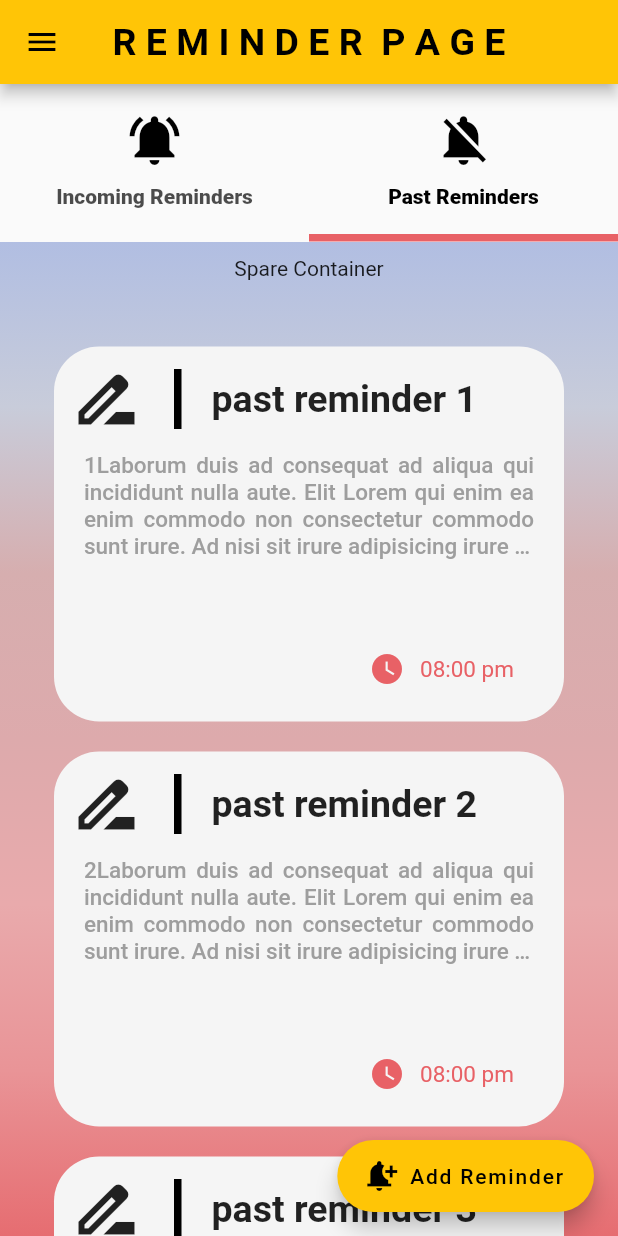
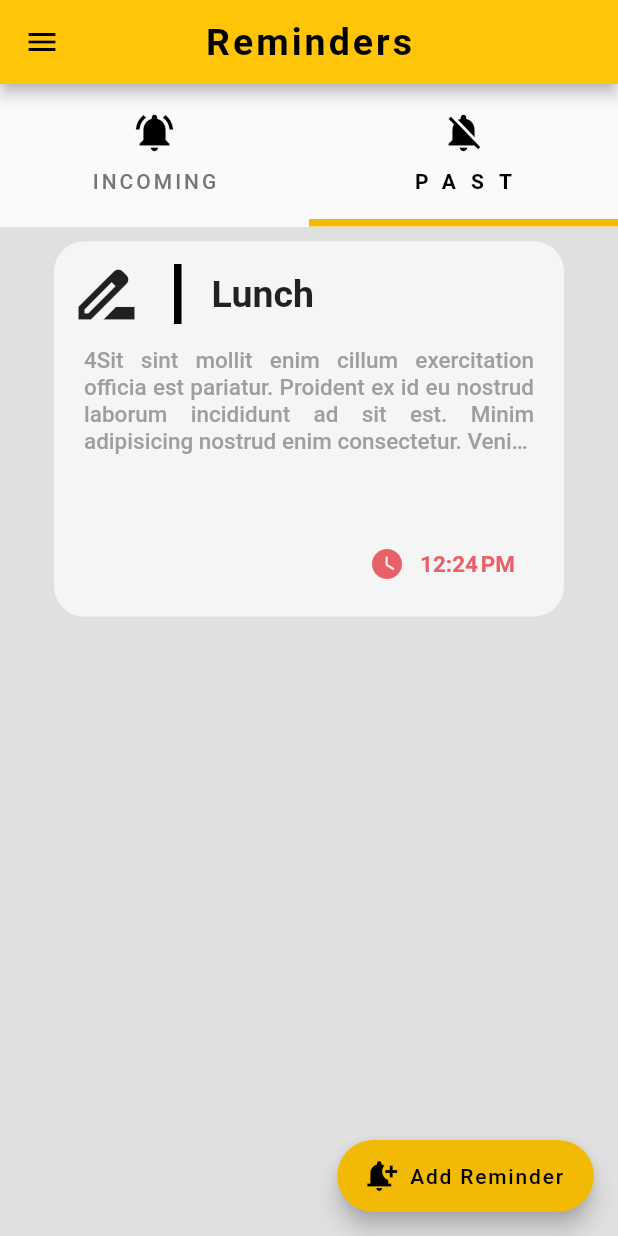
Before and after one commit to Guiaochino/ess-app, a Flutter app: the ReminderHomePage screen opened directly, tab 2 chosen, on a phone screen of 412 x 824 dp. Run offline on Flutter 3.47's test engine with Material 2 defaults, Android fonts, the light colour scheme and no system bars; drawn by our look-alikes of flutter_slidable; our stand-ins replace flutter_heatmap_calendar, flutter_speed_dial, group_button, hive_flutter, table_calendar; accounts and stored records are empty.

Commit message:
memory diary data fetch added design revisions code format and cleaning

```diff
--- /dev/null
+++ b/ess_app/lib/dataList/reminders.dart
@@ -0,0 +1,46 @@
+class Reminder{
+  final String reminderTitle;
+  final String reminderDateTime;
+  final bool reminderIsDone;
+  final String reminderDetails;
+
+  const Reminder({
+    required this.reminderTitle,
+    required this.reminderDateTime,
+    required this.reminderIsDone,
+    required this.reminderDetails,
+  });
+}
+
+const ReminderList = [
+  Reminder(
+    reminderTitle: 'Lunch',
+    reminderDateTime: '2022-12-22 12:24:00.000',
+    reminderIsDone: true,
+    reminderDetails: '4Sit sint mollit enim cillum exercitation officia est pariatur. Proident ex id eu nostrud laborum incididunt ad sit est. Minim adipisicing nostrud enim consectetur. Veniam consectetur officia veniam est elit ullamco. Sunt ut ullamco magna incididunt dolor deserunt dolore',
+  ),
+  Reminder(
+    reminderTitle: 'Breakfast',
+    reminderDateTime: '2022-12-19 08:00:00.000',
+    reminderIsDone: false,
+    reminderDetails: '4Sit sint mollit enim cillum exercitation officia est pariatur. Proident ex id eu nostrud laborum incididunt ad sit est. Minim adipisicing nostrud enim consectetur. Veniam consectetur officia veniam est elit ullamco. Sunt ut ullamco magna incididunt dolor deserunt dolore',
+  ),
+  Reminder(
+    reminderTitle: 'Dinner with fam',
+    reminderDateTime: '2022-12-17 06:00:00.000',
+    reminderIsDone: false,
+    reminderDetails: '4Sit sint mollit enim cillum exercitation officia est pariatur. Proident ex id eu nostrud laborum incididunt ad sit est. Minim adipisicing nostrud enim consectetur. Veniam consectetur officia veniam est elit ullamco. Sunt ut ullamco magna incididunt dolor deserunt dolore',
+  ),
+  Reminder(
+    reminderTitle: 'Maria Clara at Ibarra',
+    reminderDateTime: '2022-12-25 20:15:00.000',
+    reminderIsDone: false,
+    reminderDetails: '4Sit sint mollit enim cillum exercitation officia est pariatur. Proident ex id eu nostrud laborum incididunt ad sit est. Minim adipisicing nostrud enim consectetur. Veniam consectetur officia veniam est elit ullamco. Sunt ut ullamco magna incididunt dolor deserunt dolore',
+  ),
+  Reminder(
+    reminderTitle: 'Sleep',
+    reminderDateTime: '2022-12-24 22:00:00.000',
+    reminderIsDone: false,
+    reminderDetails: '4Sit sint mollit enim cillum exercitation officia est pariatur. Proident ex id eu nostrud laborum incididunt ad sit est. Minim adipisicing nostrud enim consectetur. Veniam consectetur officia veniam est elit ullamco. Sunt ut ullamco magna incididunt dolor deserunt dolore',
+  ),
+];
--- a/ess_app/lib/guardian/memory/memory_diary_tab.dart
+++ b/ess_app/lib/guardian/memory/memory_diary_tab.dart
@@ -39,10 +39,10 @@ class _MemoryDiaryTabState extends State<MemoryDiaryTab> {
                   }),
                 ),
               ),
-            )
+            ),
           ]
-        )
-      )
+        ),
+      ),
     );
   }
 }
--- a/ess_app/lib/guardian/memory/memory_home_page.dart
+++ b/ess_app/lib/guardian/memory/memory_home_page.dart
@@ -16,12 +16,12 @@ class MemoryHomePage extends StatelessWidget {
       child: Scaffold(
         appBar: AppBar(
           title: Text(
-              'Memory',
+              'Memories',
               style: TextStyle(
                 color: Colors.black,
                 fontWeight: FontWeight.w700,
                 fontSize: 25.0,
-                letterSpacing: 2.0
+                letterSpacing: 2.0,
               ),
             ),
           backgroundColor: Color.fromARGB(255, 255, 197, 6),
@@ -44,12 +44,10 @@ class MemoryHomePage extends StatelessWidget {
               ),
               label: 'Add Image',
               backgroundColor: Colors.grey[800],
-
               onTap: () {
                 Navigator.of(context).push(MaterialPageRoute(
                     builder: (context) => CreateEntryImage()));
               },
-              // onTap: () => add image function
             ),
             SpeedDialChild(
               child: Icon(Icons.note_add, color: Colors.white),
--- a/ess_app/lib/guardian/memory/memory_image_tab.dart
+++ b/ess_app/lib/guardian/memory/memory_image_tab.dart
@@ -24,10 +24,11 @@ class _MemoryImageTabState extends State<MemoryImageTab> {
         ),
         child: Column(
           children: [
+            SizedBox(height: 20.0),
             //container for gridview contents
             Expanded(
               child: Padding(
-                padding: const EdgeInsets.symmetric(horizontal: 10.0),
+                padding: const EdgeInsets.symmetric(horizontal: 20.0),
                 child: Container(
                   child: memories.isEmpty?
                     Column(
--- a/ess_app/lib/guardian/reminder/reminder_home.dart
+++ b/ess_app/lib/guardian/reminder/reminder_home.dart
@@ -1,6 +1,4 @@
 import "package:flutter/material.dart";
-import 'package:flutter_speed_dial/flutter_speed_dial.dart';
-
 import '../../widgets/main_drawer.dart';
 import '../create/create_entry_reminder.dart';
 import 'reminder_incoming_tab.dart';
@@ -16,8 +14,13 @@ class ReminderHomePage extends StatelessWidget {
       child: Scaffold(
         appBar: AppBar(
           title: Text(
-            'R E M I N D E R  P A G E',
-            style: TextStyle(fontSize: 25, fontWeight: FontWeight.bold),
+            'Reminders',
+            style: TextStyle(
+              color: Colors.black,
+              fontWeight: FontWeight.w700,
+              fontSize: 25.0,
+              letterSpacing: 2.0,
+            ),
           ),
           backgroundColor: Color.fromARGB(255, 255, 197, 6),
           foregroundColor: Colors.black,
@@ -25,7 +28,7 @@ class ReminderHomePage extends StatelessWidget {
         ),
         drawer: MainDrawer(),
         floatingActionButton: FloatingActionButton.extended(
-          backgroundColor: Color.fromARGB(255, 255, 197, 6),
+          backgroundColor: Color(0xFFF2BA05),
           foregroundColor: Colors.black,
           label: Text('Add Reminder'),
           icon: Icon(Icons.notification_add),
@@ -37,31 +40,40 @@ class ReminderHomePage extends StatelessWidget {
         body: Column(
           children: [
             TabBar(
+              unselectedLabelStyle: TextStyle(
+                fontWeight: FontWeight.w500,
+                letterSpacing: 2.0,
+              ),
+              unselectedLabelColor: Colors.grey[600],
               automaticIndicatorColorAdjustment: true,
               indicatorWeight: 5.0,
-              indicatorColor: Color(0xFFE86166),
+              indicatorSize: TabBarIndicatorSize.tab,
+              indicatorColor: Color(0xFFF2BA05),
               tabs: [
                 Tab(
-                  height: 100,
+                  height: 90,
                   icon: Icon(
                     Icons.notifications_active,
                     color: Colors.black,
-                    size: 40,
+                    size: 30,
                   ),
-                  text: 'Incoming Reminders',
+                  text: 'INCOMING',
                 ),
                 Tab(
-                  height: 100,
+                  height: 90,
                   icon: Icon(
                     Icons.notifications_off,
                     color: Colors.black,
-                    size: 40,
+                    size: 30,
                   ),
-                  text: 'Past Reminders',
+                  text: 'PAST',
                 ),
               ],
               labelColor: Colors.black,
-              labelStyle: TextStyle(fontWeight: FontWeight.w900),
+              labelStyle: TextStyle(
+                fontWeight: FontWeight.w700,
+                letterSpacing: 10.0,
+              ),
             ),
             Expanded(
               child: TabBarView(
--- a/ess_app/lib/guardian/reminder/reminder_past_tab.dart
+++ b/ess_app/lib/guardian/reminder/reminder_past_tab.dart
@@ -1,57 +1,45 @@
 import 'package:flutter/material.dart';
+import '../../dataList/reminders.dart';
 import '../../widgets/reminder_tab_listview.dart';
 
-class ReminderPastTab extends StatelessWidget {
-  final List _reminderTitles = [
-    'past reminder 1',
-    'past reminder 2',
-    'past reminder 3',
-  ];
-  final List _reminderDetails = [
-    '1Laborum duis ad consequat ad aliqua qui incididunt nulla aute. Elit Lorem qui enim ea enim commodo non consectetur commodo sunt irure. Ad nisi sit irure adipisicing irure officia.',
-    '2Laborum duis ad consequat ad aliqua qui incididunt nulla aute. Elit Lorem qui enim ea enim commodo non consectetur commodo sunt irure. Ad nisi sit irure adipisicing irure officia.',
-    '3Laborum duis ad consequat ad aliqua qui incididunt nulla aute. Elit Lorem qui enim ea enim commodo non consectetur commodo sunt irure. Ad nisi sit irure adipisicing irure officia.',
-  ];
+class ReminderPastTab extends StatefulWidget {
+  const ReminderPastTab({super.key});
+
+  @override
+  State<ReminderPastTab> createState() => _ReminderPastTabState();
+}
+
+class _ReminderPastTabState extends State<ReminderPastTab> {
+  List<Reminder> reminders = ReminderList.where((i) => i.reminderIsDone).toList();
 
   @override
   Widget build(BuildContext context) {
     return Container(
       child: Container(
         decoration: BoxDecoration(
-                gradient: LinearGradient(
-              colors: [
-                Color.fromARGB(255, 177, 190, 226),
-                Color.fromARGB(255, 200, 204, 218),
-                Color.fromARGB(255, 214, 174, 175),
-                Color.fromARGB(255, 221, 170, 172),
-                Color.fromARGB(255, 233, 170, 172),
-                Color.fromARGB(255, 233, 148, 151),
-                Color.fromARGB(255, 230, 109, 113),
-              ],
-              begin: Alignment.topCenter,
-              end: Alignment.bottomCenter,
-            )),
-            child: Column(children: [
-              Padding(
-                padding: const EdgeInsets.all(10.0),
-                child: Container(
-                  height: 40,
-                  child: Text('Spare Container'),
+          color: Colors.grey[300],
         ),
-              ),
+        child: Column(
+          children: [
           //container for gridview
             Expanded(
               child: Container(
                 child: ListView.builder(
-                    itemCount: _reminderTitles.length,
+                  itemCount: reminders.length,
                   itemBuilder: ((context, index) {
+                    final reminder = reminders[index];
                     return ReminderTabListView(
-                          reminderTitle: _reminderTitles[index],
-                          reminderDetails: _reminderDetails[index]);
+                      reminderTitle: reminder.reminderTitle,
+                      reminderDateTime: reminder.reminderDateTime,
+                      reminderDetails: reminder.reminderDetails,
+                    );
                   }),
                 ),
               ),
-              )
-            ])));
+            ),
+          ],
+        ),
+      ),
+    );
   }
 }
--- a/ess_app/lib/guardian/view/view_entry_image.dart
+++ b/ess_app/lib/guardian/view/view_entry_image.dart
@@ -55,7 +55,6 @@ class ViewEntryImage extends StatelessWidget {
       ),
       body: SafeArea(
         child: Container(
-
           child: Center(
             child: Column(
               children: [
@@ -122,7 +121,6 @@ class ViewEntryImage extends StatelessWidget {
                 Align(
                   alignment: Alignment.center,
                   child: Container(
-                      child: Container(
                     width: 250,
                     child: Text(
                       title,
@@ -132,7 +130,6 @@ class ViewEntryImage extends StatelessWidget {
                         color: Colors.black,
                         overflow: TextOverflow.ellipsis,
                         fontWeight: FontWeight.bold
-                          ),
                       ),
                     ),
                   ),
@@ -162,7 +159,8 @@ class ViewEntryImage extends StatelessWidget {
                           ),
                           border: OutlineInputBorder(
                             borderRadius: BorderRadius.all(Radius.circular(10)),
-                              )),
+                          )
+                        ),
                       ),
                     ),
                   ),
@@ -170,6 +168,11 @@ class ViewEntryImage extends StatelessWidget {
                 SizedBox(height: 20),
 
                 SizedBox(height: 20),
-        ])))));
+              ],
+            ),
+          ),
+        ),
+      ),
+    );
   }
 }
--- a/ess_app/lib/widgets/main_drawer.dart
+++ b/ess_app/lib/widgets/main_drawer.dart
@@ -2,6 +2,7 @@ import 'package:ess_app/guardian/memory/memory_home_page.dart';
 import 'package:flutter/material.dart';
 import '../guardian/home/home_page.dart';
 import '../guardian/reminder/reminder_home.dart';
+import '../guardian/schedule/schedule_home.dart';
 import '../guardian/settings/settings_home.dart';
 
 class MainDrawer extends StatelessWidget {
@@ -82,7 +83,7 @@ class MainDrawer extends StatelessWidget {
               ),
               onTap: () {
                 Navigator.of(context).push(MaterialPageRoute(
-                    builder: (context) => guardianHomePage()));
+                    builder: (context) => ScheduleHomePage()));
               },
             ),
             SizedBox(height: 20),
--- a/ess_app/lib/widgets/reminder_tab_listview.dart
+++ b/ess_app/lib/widgets/reminder_tab_listview.dart
@@ -1,4 +1,5 @@
 import 'package:ess_app/guardian/view/view_entry_reminder.dart';
+import 'package:ess_app/utils/dateTime_formatter.dart';
 import 'package:flutter/material.dart';
 import 'package:flutter_slidable/flutter_slidable.dart';
 
@@ -6,10 +7,12 @@ import '../guardian/reminder/reminder_home.dart';
 
 class ReminderTabListView extends StatelessWidget {
   final String reminderTitle;
+  final String reminderDateTime;
   final String reminderDetails;
 
   ReminderTabListView({
     required this.reminderTitle,
+    required this.reminderDateTime,
     required this.reminderDetails,
   });
 
@@ -30,8 +33,9 @@ class ReminderTabListView extends StatelessWidget {
               label: 'Edit',
               borderRadius: BorderRadius.only(
                 topRight: Radius.circular(20),
-                  bottomRight: Radius.circular(20)),
-            )
+                bottomRight: Radius.circular(20),
+              ),
+            ),
           ],
         ),
         endActionPane: ActionPane(
@@ -46,7 +50,8 @@ class ReminderTabListView extends StatelessWidget {
               backgroundColor: Colors.red,
               borderRadius: BorderRadius.only(
                 topLeft: Radius.circular(20),
-                  bottomLeft: Radius.circular(20)),
+                bottomLeft: Radius.circular(20),
+              ),
             )
           ],
         ),
@@ -61,7 +66,7 @@ class ReminderTabListView extends StatelessWidget {
               height: 250,
               decoration: BoxDecoration(
                 color: Colors.grey[100],
-                borderRadius: BorderRadius.circular(30),
+                borderRadius: BorderRadius.circular(20),
               ),
               child: Center(
                 child: Padding(
@@ -79,19 +84,26 @@ class ReminderTabListView extends StatelessWidget {
                             ),
                             Padding(
                               padding: const EdgeInsets.symmetric(
-                                  horizontal: 20.0, vertical: 5.0),
+                                horizontal: 20.0,
+                                vertical: 5.0,
+                              ),
                               child: Container(
                                 width: 5,
                                 height: 50,
                                 color: Colors.black,
                               ),
                             ),
-                            Align(
+                            Expanded(
+                              child: Align(
                                 alignment: Alignment.centerLeft,
                                 child: Text(
                                   reminderTitle,
+                                  overflow: TextOverflow.ellipsis,
                                   style: TextStyle(
-                                    fontSize: 25, fontWeight: FontWeight.w600),
+                                    fontSize: 25,
+                                    fontWeight: FontWeight.w600,
+                                  ),
+                                ),
                               ),
                             )
                           ],
@@ -101,20 +113,26 @@ class ReminderTabListView extends StatelessWidget {
                       Expanded(
                         child: Padding(
                           padding: const EdgeInsets.symmetric(
-                              vertical: 10.0, horizontal: 10.0),
+                            vertical: 10.0,
+                            horizontal: 10.0
+                          ),
                           child: Container(
                             child: Container(
-                              child: Text(reminderDetails,
+                              child: Text(
+                                reminderDetails,
                                 maxLines: 4,
                                 overflow: TextOverflow.ellipsis,
                                 textAlign: TextAlign.justify,
                                 style: TextStyle(
-                                      fontSize: 15, color: Colors.grey)),
+                                  fontSize: 15,
+                                  color: Colors.grey
                                 ),
                               ),
                             ),
                           ),
-                      //3rd Column - view details
+                        ),
+                      ),
+                      //3rd Column - time
                       Align(
                         alignment: Alignment.centerRight,
                         child: Container(
@@ -128,16 +146,19 @@ class ReminderTabListView extends StatelessWidget {
                                   color: Color(0xFFE86166),
                                 ),
                                 SizedBox(width: 10),
-                              Text('08:00 pm',
+                                Text(
+                                  extractTimefromDTString(reminderDateTime),
                                   style: TextStyle(
                                     color: Color(0xFFE86166),
-                                    fontWeight: FontWeight.normal,
+                                    fontWeight: FontWeight.w600,
                                     fontSize: 15,
-                                  )),
+                                  ),
+                                ),
                               ],
-                          )),
                             ),
-                      )
+                          ),
+                        ),
+                      ),
                     ],
                   ),
                 ),
```
Also changed, not shown: ess_app/lib/guardian/home/home_page.dart (+4 -3 lines), ess_app/lib/guardian/reminder/reminder_incoming_tab.dart (+25 -37 lines), ess_app/lib/guardian/schedule/schedule_home.dart (+4 -15 lines), ess_app/lib/guardian/view/view_entry_diary.dart (+36 -34 lines), ess_app/lib/utils/dateTime_formatter.dart (+7 -0 lines), ess_app/lib/widgets/memory_tab_listview.dart (+28 -10 lines). Lines whose indentation alone changed are shown as unchanged.
